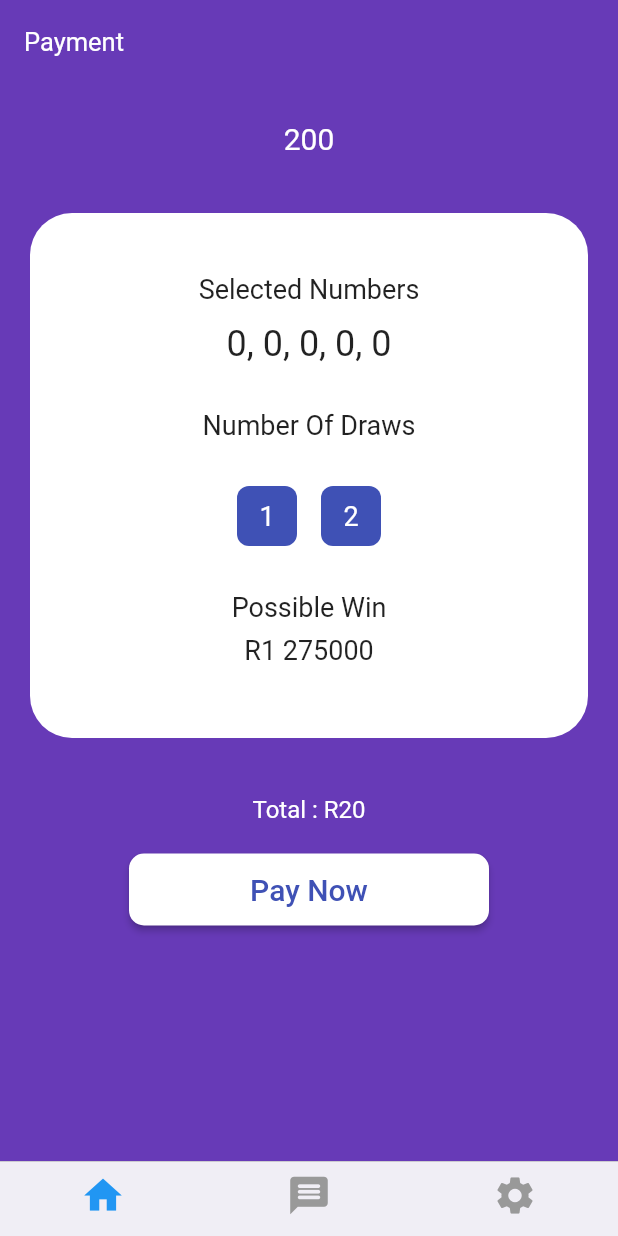
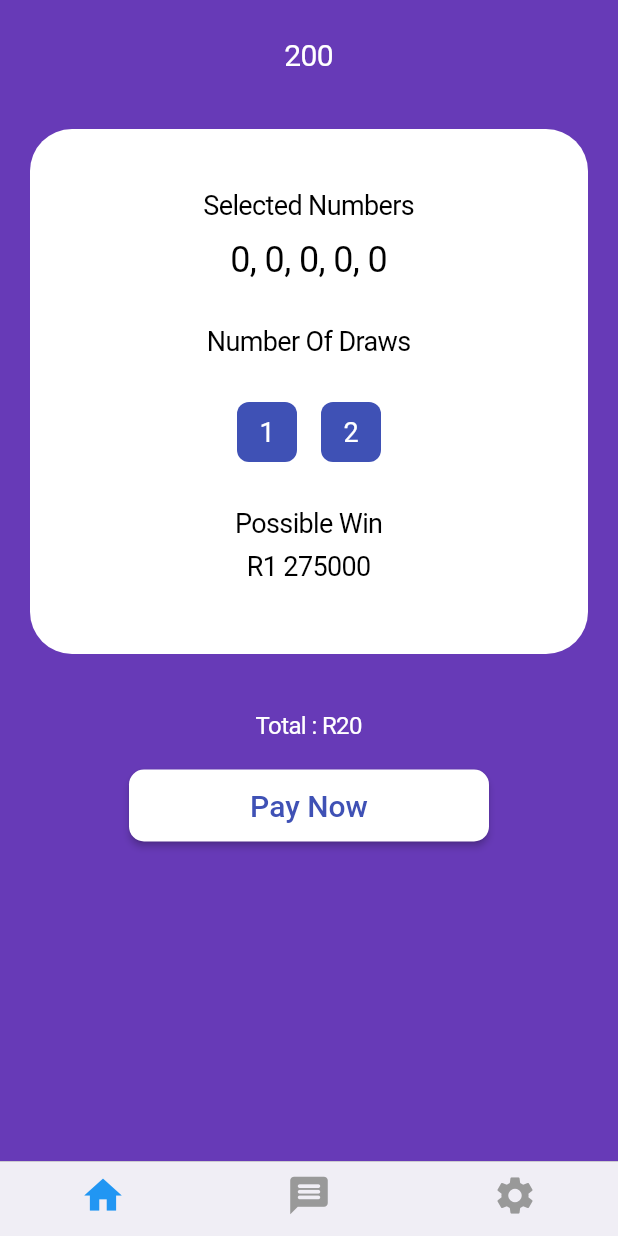
Before and after one commit to SichangiFelix/casino, a Flutter app: the screen it shows after launch, on a phone screen of 412 x 824 dp. Run offline on Flutter 3.47's test engine with Material 2 defaults, Android fonts, the phone set to English and light mode, and no system bars.

Commit message:
Progressed with fixing the distortion, caused by having an appbar in the screens being passed to the bottomNav

```diff
--- a/lib/screens/home.dart
+++ b/lib/screens/home.dart
@@ -32,11 +32,14 @@ class _HomeState extends State<Home> {
         switch(index){
           case 0:
             return CupertinoTabView(builder: (context){
-              return const CupertinoPageScaffold(child: Payment(),);
+              return const CupertinoPageScaffold(child: Payment(),
+                backgroundColor: Colors.deepPurple,
+              );
             });
           case 1:
             return CupertinoTabView(builder: (context){
-              return const CupertinoPageScaffold(child: SignIn(),);
+              return const CupertinoPageScaffold(child: SignIn(),
+              );
             });
           case 2:
             return CupertinoTabView(builder: (context){
--- a/lib/screens/payment_screen.dart
+++ b/lib/screens/payment_screen.dart
@@ -17,17 +17,16 @@ class _PaymentState extends State<Payment> {
 
   @override
   Widget build(BuildContext context) {
-    return Scaffold(
-      backgroundColor: Colors.deepPurple,
-      appBar: AppBar(
-        backgroundColor: Colors.deepPurple,
-        elevation: 0.0,
-        title: const Text('Payment'),
-        titleTextStyle: const TextStyle(
-          fontSize: 17.0,
-        ),
-      ),
-      body: SafeArea(
+
+    //Today's findings is that :
+        //removing the scaffold from the pages we are linking into the bottom nav solves the overflow errors
+        //problems encountered
+          //How to implement appbars for the specific screens
+          //How to give the screens background since we removed the scaffold
+          //how to move back the navigation without exiting the application
+        //wins
+          //managed to make it work... yeei
+    return SafeArea(
       child: Column(
         children: [
           Container(child: Text('$time',
@@ -132,11 +131,133 @@ class _PaymentState extends State<Payment> {
           )
         ],
       ),
-      ),
     );
+    // return Scaffold(
+    //   backgroundColor: Colors.deepPurple,
+    //   appBar: AppBar(
+    //     backgroundColor: Colors.deepPurple,
+    //     elevation: 0.0,
+    //     title: const Text('Payment'),
+    //     titleTextStyle: const TextStyle(
+    //       fontSize: 17.0,
+    //     ),
+    //   ),
+    //   body: SafeArea(
+    //     child: Column(
+    //       children: [
+    //         Container(child: Text('$time',
+    //           style: const TextStyle(
+    //             color: Colors.white,
+    //             fontSize: 20.0,
+    //           ),
+    //         ),
+    //           margin: const EdgeInsets.only(top: 25.0),
+    //         ),
+    //         Container(
+    //           margin: const EdgeInsets.symmetric(horizontal: 20.0, vertical: 38.0),
+    //           padding: const EdgeInsets.symmetric(vertical: 40.0, horizontal: 10.0),
+    //           height: 350.0,
+    //           decoration: const BoxDecoration(
+    //             borderRadius: BorderRadius.all(Radius.circular(28.0)),
+    //             color: Colors.white,
+    //           ),
+    //           child: Column(
+    //             children: [
+    //               const Text('Selected Numbers',
+    //               style: TextStyle(fontSize: 18.0),
+    //               ),
+    //               Container(child: Text('$firstSelected, $secondSelected, $thirdSelected, $fourthSelected, $fifthSelected',
+    //                 style: const TextStyle(fontSize: 24.0),
+    //               ),
+    //                 margin: const EdgeInsets.only(bottom: 30.0, top: 12.0),
+    //               ),  //display selected numbers here
+    //               const Text('Number Of Draws',
+    //                 style: TextStyle(fontSize: 18.0),
+    //               ),
+    //               Container(
+    //                 margin: const EdgeInsets.symmetric(vertical: 30.0),
+    //                 child: Row(
+    //                   mainAxisAlignment: MainAxisAlignment.center,
+    //                   children: [
+    //                     Container(
+    //                       child: const Center(child: Text('1',
+    //                         style: TextStyle(
+    //                           color: Colors.white,
+    //                           fontSize: 18.0,
+    //                         ),
+    //                       )),
+    //                       decoration: BoxDecoration(
+    //                         color: Colors.indigo,
+    //                         borderRadius: BorderRadius.circular(8.0),
+    //                       ),
+    //                       height: 40.0,
+    //                       width: 40.0,
+    //                     ),
+    //                     const SizedBox(width: 16.0,),
+    //                     Container(
+    //                       child: const Center(child: Text('2',
+    //                         style: TextStyle(
+    //                           color: Colors.white,
+    //                           fontSize: 18.0,
+    //                         ),
+    //                       )),
+    //                       decoration: BoxDecoration(
+    //                         color: Colors.indigo,
+    //                         borderRadius: BorderRadius.circular(8.0),
+    //                       ),
+    //                       height: 40.0,
+    //                       width: 40.0,
+    //                     ),
+    //                   ],
+    //                 ),
+    //               ),
+    //               const Text('Possible Win',
+    //                 style: TextStyle(fontSize: 18.0),
+    //               ),
+    //               Container(child: Text('R1 $possibleWin',
+    //                 style: const TextStyle(fontSize: 18.0),
+    //               ),
+    //                 margin: const EdgeInsets.only(top: 8.0),
+    //               )
+    //             ],
+    //           ),
+    //         ),
+    //         Container(child: const Text('Total : R20',
+    //           style: TextStyle(color: Colors.white,
+    //             fontSize: 16.0,
+    //           ),
+    //         ),
+    //           margin: const EdgeInsets.only(bottom: 20.0),
+    //         ),
+    //         ElevatedButton(
+    //           onPressed: () {
+    //             Navigator.push(context, CupertinoPageRoute(builder: (context) => Test()));
+    //           },
+    //           child: const Text('Pay Now',
+    //             style: TextStyle(
+    //               color: Colors.indigo,
+    //               fontSize: 20.0,
+    //             ),
+    //           ),
+    //           style: ElevatedButton.styleFrom(
+    //             primary: Colors.white,
+    //             minimumSize: const Size(240.0, 48.0),
+    //             shape: RoundedRectangleBorder(borderRadius: BorderRadius.circular(10.0))
+    //           ),
+    //         )
+    //       ],
+    //     ),
+    //   ),
+    // ); old code
+
   }
 }
 
+
+
+
+
+//.................................................................................................
 class Test extends StatefulWidget {
   const Test({Key? key}) : super(key: key);
 
```
Lines whose indentation alone changed are shown as unchanged.
